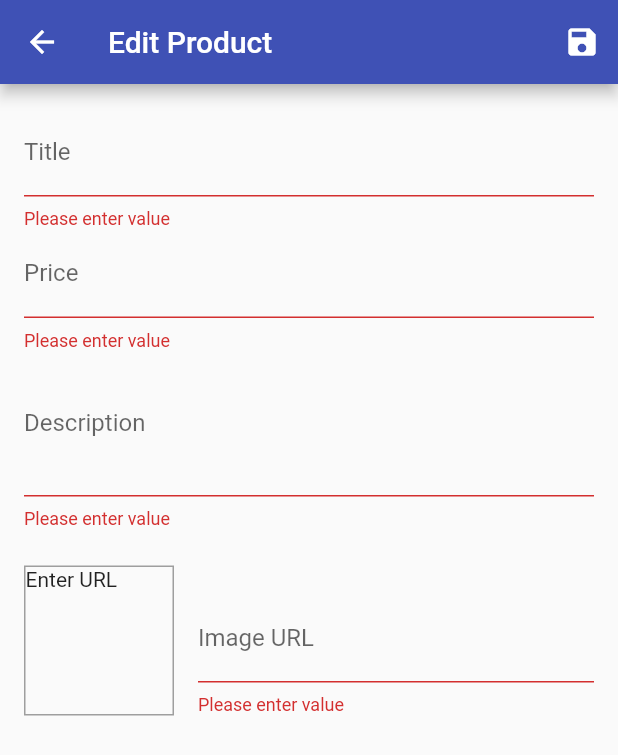
After one commit to yashwp/shop, a Flutter app: the AddEditProduct screen opened by its route, after a tap on the "save" icon, on a phone screen of 412 x 824 dp. The commit adds this screen. Shown: the top 755 px of the screen. Run offline on Flutter 3.47's test engine with Material 2 defaults, Android fonts, the phone set to English and light mode, and no system bars; network calls fail.

Commit message:
feat: Form created for adding new product

```diff
--- a/lib/main.dart
+++ b/lib/main.dart
@@ -4,10 +4,12 @@ import 'package:provider/provider.dart';
 import 'package:shop/providers/cart.dart';
 import 'package:shop/providers/orders.dart';
 import 'package:shop/providers/products.dart';
+import 'package:shop/screens/add_edit_product.dart';
 import 'package:shop/screens/cart_screen.dart';
 import 'package:shop/screens/orders_screen.dart';
 import 'package:shop/screens/product_detail_screen.dart';
 import 'package:shop/screens/products_overview_screen.dart';
+import 'package:shop/screens/user_products_screen.dart';
 
 void main() => runApp(MyApp());
 
@@ -36,6 +38,8 @@ class MyApp extends StatelessWidget {
           '/product-detail': (ctx) => ProductDetailScreen(),
           '/cart': (ctx) => CartScreen(),
           '/orders': (ctx) => OrdersScreen(),
+          '/user-products': (ctx) => UserProductsScreen(),
+          '/edit-product': (ctx) => AddEditProduct(),
         },
       ),
     );
--- /dev/null
+++ b/lib/screens/add_edit_product.dart
@@ -0,0 +1,193 @@
+import 'package:flutter/material.dart';
+import 'package:shop/providers/product.dart';
+
+class AddEditProduct extends StatefulWidget {
+  @override
+  _AddEditProductState createState() => _AddEditProductState();
+}
+
+class _AddEditProductState extends State<AddEditProduct> {
+  final _focusNodes = {
+    'price': FocusNode(),
+    'description': FocusNode(),
+    'image': FocusNode(),
+  };
+  final _imageUrlController = TextEditingController();
+  final _form = GlobalKey<FormState>();
+  var _newProduct =
+      Product(id: null, title: '', description: '', price: 0, imgUrl: '');
+
+  @override
+  void initState() {
+    _focusNodes['image'].addListener(_updateImageUrl);
+    super.initState();
+  }
+
+  @override
+  void dispose() {
+    _focusNodes.forEach((key, val) {
+      if (_focusNodes.containsKey(key)) {
+        _focusNodes[key].dispose();
+      }
+    });
+    _focusNodes['image'].removeListener(_updateImageUrl);
+    super.dispose();
+  }
+
+  void _updateImageUrl() {
+    if (!_focusNodes['image'].hasFocus) {
+      setState(() {});
+    }
+  }
+
+  void _saveForm() {
+    if (!_form.currentState.validate()) {
+      _form.currentState.save();
+    }
+  }
+
+  @override
+  Widget build(BuildContext context) {
+    return Scaffold(
+        appBar: AppBar(
+          title: Text('Edit Product'),
+          actions: <Widget>[
+            IconButton(icon: const Icon(Icons.save), onPressed: _saveForm)
+          ],
+        ),
+        body: Padding(
+          padding: const EdgeInsets.all(16),
+          child: Form(
+            key: _form,
+            child: SingleChildScrollView(
+                child: Column(
+              children: <Widget>[
+                TextFormField(
+                  decoration: const InputDecoration(labelText: 'Title'),
+                  textInputAction: TextInputAction.next,
+                  onFieldSubmitted: (_) =>
+                      FocusScope.of(context).requestFocus(_focusNodes['price']),
+                  validator: (val) {
+                    if (val.isEmpty) {
+                      return 'Please enter value';
+                    }
+                    return null;
+                  },
+                  onSaved: (val) {
+                    _newProduct = Product(
+                      title: val,
+                      description: _newProduct.description,
+                      price: _newProduct.price,
+                      imgUrl: _newProduct.imgUrl,
+                    );
+                  },
+                ),
+                TextFormField(
+                  decoration: const InputDecoration(labelText: 'Price'),
+                  keyboardType: TextInputType.number,
+                  textInputAction: TextInputAction.next,
+                  onFieldSubmitted: (_) => FocusScope.of(context)
+                      .requestFocus(_focusNodes['description']),
+                  focusNode: _focusNodes['price'],
+                  validator: (val) {
+                    if (val.isEmpty) {
+                      return 'Please enter value';
+                    }
+
+                    if (double.tryParse(val) == null ||
+                        double.parse(val) <= 0) {
+                      return 'Invalid price';
+                    }
+
+                    return null;
+                  },
+                  onSaved: (val) {
+                    _newProduct = Product(
+                      title: _newProduct.title,
+                      description: _newProduct.description,
+                      price: double.parse(val),
+                      imgUrl: _newProduct.imgUrl,
+                    );
+                  },
+                ),
+                TextFormField(
+                  decoration: const InputDecoration(labelText: 'Description'),
+                  textInputAction: TextInputAction.next,
+                  maxLines: 3,
+                  keyboardType: TextInputType.multiline,
+                  focusNode: _focusNodes['description'],
+                  onFieldSubmitted: (_) =>
+                      FocusScope.of(context).requestFocus(_focusNodes['price']),
+                  validator: (val) {
+                    if (val.isEmpty) {
+                      return 'Please enter value';
+                    }
+                    return null;
+                  },
+                  onSaved: (val) {
+                    _newProduct = Product(
+                      title: _newProduct.title,
+                      description: val,
+                      price: _newProduct.price,
+                      imgUrl: _newProduct.imgUrl,
+                    );
+                  },
+                ),
+                SizedBox(height: 16),
+                Row(
+                  crossAxisAlignment: CrossAxisAlignment.end,
+                  children: <Widget>[
+                    Container(
+                      width: 100,
+                      height: 100,
+                      margin: EdgeInsets.only(top: 8, right: 16),
+                      decoration: BoxDecoration(
+                          border: Border.all(width: 1, color: Colors.grey)),
+                      child: _imageUrlController.text.isEmpty
+                          ? Text('Enter URL')
+                          : FittedBox(
+                              child: Image.network(
+                                _imageUrlController.text,
+                                fit: BoxFit.cover,
+                              ),
+                            ),
+                    ),
+                    Expanded(
+                      child: TextFormField(
+                        decoration: InputDecoration(labelText: 'Image URL'),
+                        keyboardType: TextInputType.url,
+                        textInputAction: TextInputAction.done,
+                        controller: _imageUrlController,
+                        focusNode: _focusNodes['image'],
+                        onFieldSubmitted: (_) {
+                          _saveForm();
+                        },
+                        validator: (val) {
+                          if (val.isEmpty) {
+                            return 'Please enter value';
+                          }
+
+                          if (!val.startsWith('http') || !val.startsWith('https')) {
+                            return 'Invalid URL';
+                          }
+
+                          return null;
+                        },
+                        onSaved: (val) {
+                          _newProduct = Product(
+                            title: _newProduct.title,
+                            description: _newProduct.description,
+                            price: _newProduct.price,
+                            imgUrl: val,
+                          );
+                        },
+                      ),
+                    )
+                  ],
+                )
+              ],
+            )),
+          ),
+        ));
+  }
+}
--- /dev/null
+++ b/lib/widgets/user_product_item.dart
@@ -0,0 +1,27 @@
+import 'package:flutter/material.dart';
+
+class UserProductItem extends StatelessWidget {
+  final String title;
+  final String imgUrl;
+
+  const UserProductItem(this.title, this.imgUrl);
+
+  @override
+  Widget build(BuildContext context) {
+    return ListTile(
+      title: Text(title),
+     leading: CircleAvatar(
+       backgroundImage: NetworkImage(imgUrl),
+     ),
+     trailing: Container(
+       width: 100,
+       child: Row(
+         children: <Widget>[
+           IconButton(icon: Icon(Icons.edit), color: Colors.indigo, onPressed: () {}),
+           IconButton(icon: Icon(Icons.delete), color: Colors.red, onPressed: () {}),
+         ],
+       ),
+     ),
+    );
+  }
+}
```
Also changed, not shown: lib/screens/user_products_screen.dart (added, +41 -0 lines), lib/widgets/app_drawer.dart (+8 -1 lines).
